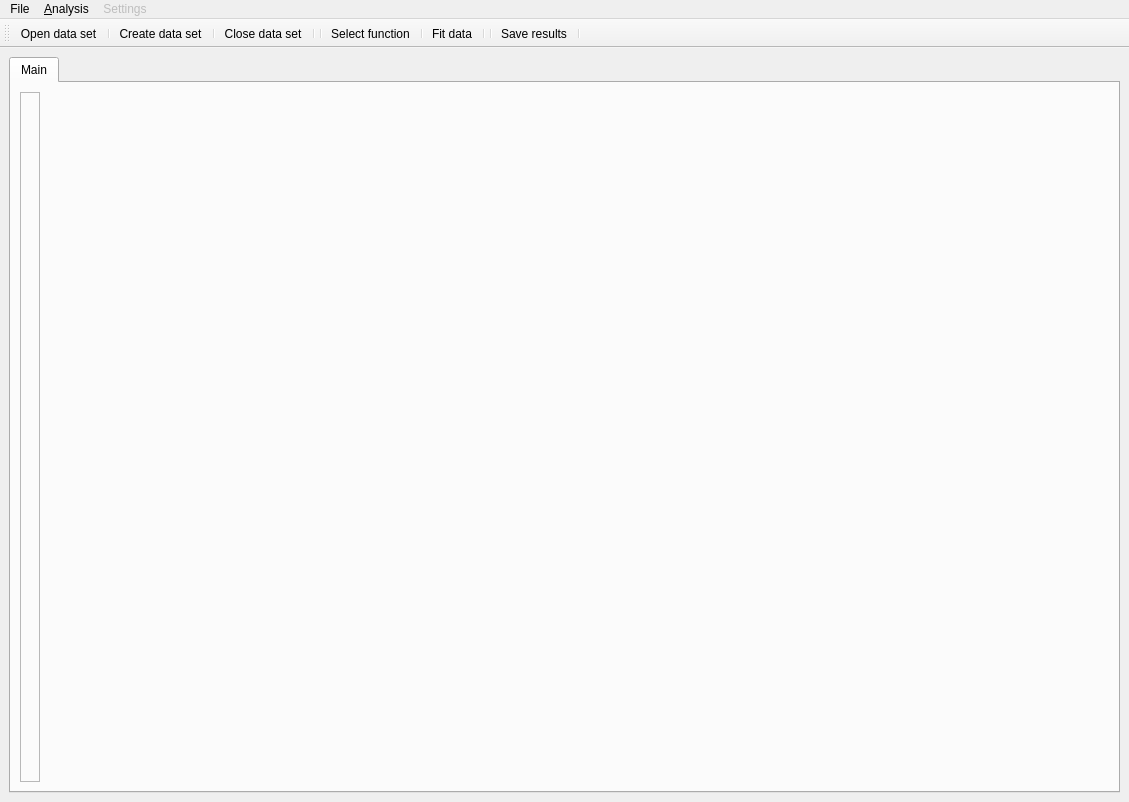
The window that Resources/UI/blits.ui (ubenu/Blits) describes before a commit, drawn with Qt 5.
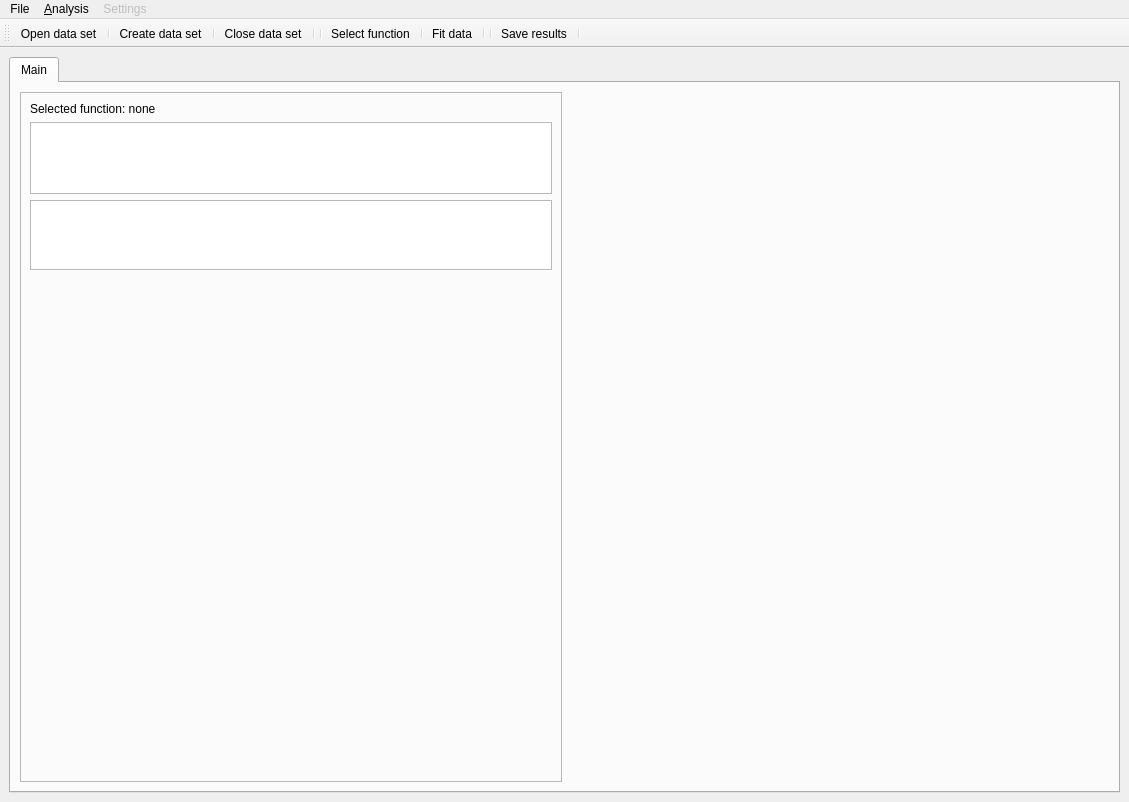
The same window after the commit. Icons and pictures are not drawn.

The edit to the form file:
```diff
--- a/Resources/UI/blits.ui
+++ b/Resources/UI/blits.ui
@@ -46,7 +46,60 @@
           <property name="frameShadow">
            <enum>QFrame::Raised</enum>
           </property>
-          <layout class="QVBoxLayout" name="params_layout"/>
+          <layout class="QVBoxLayout" name="params_layout">
+           <item>
+            <widget class="QLabel" name="lbl_fn_name">
+             <property name="text">
+              <string>Selected function: none</string>
+             </property>
+             <property name="buddy">
+              <cstring>table_view</cstring>
+             </property>
+            </widget>
+           </item>
+           <item>
+            <widget class="QTextEdit" name="txt_description">
+             <property name="sizePolicy">
+              <sizepolicy hsizetype="Expanding" vsizetype="Preferred">
+               <horstretch>0</horstretch>
+               <verstretch>0</verstretch>
+              </sizepolicy>
+             </property>
+             <property name="sizeAdjustPolicy">
+              <enum>QAbstractScrollArea::AdjustToContents</enum>
+             </property>
+             <property name="readOnly">
+              <bool>true</bool>
+             </property>
+            </widget>
+           </item>
+           <item>
+            <widget class="QTableView" name="table_view">
+             <property name="sizePolicy">
+              <sizepolicy hsizetype="Expanding" vsizetype="Preferred">
+               <horstretch>0</horstretch>
+               <verstretch>0</verstretch>
+              </sizepolicy>
+             </property>
+             <property name="sizeAdjustPolicy">
+              <enum>QAbstractScrollArea::AdjustToContents</enum>
+             </property>
+            </widget>
+           </item>
+           <item>
+            <spacer name="verticalSpacer">
+             <property name="orientation">
+              <enum>Qt::Vertical</enum>
+             </property>
+             <property name="sizeHint" stdset="0">
+              <size>
+               <width>20</width>
+               <height>40</height>
+              </size>
+             </property>
+            </spacer>
+           </item>
+          </layout>
          </widget>
         </item>
         <item>
```
